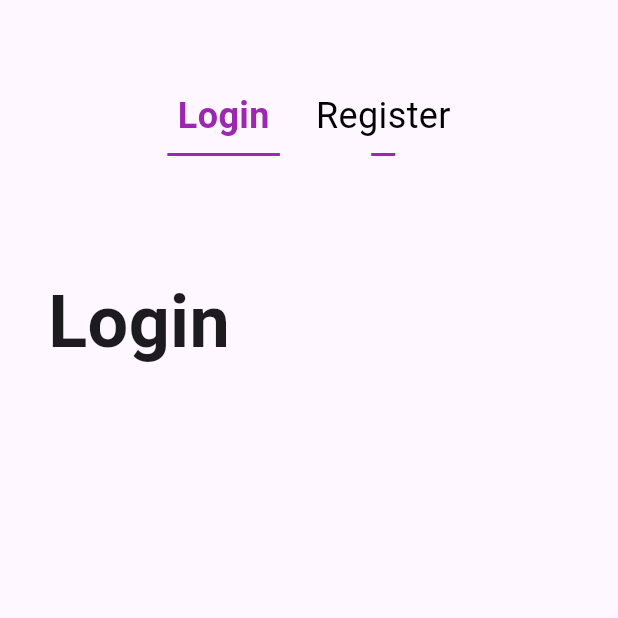
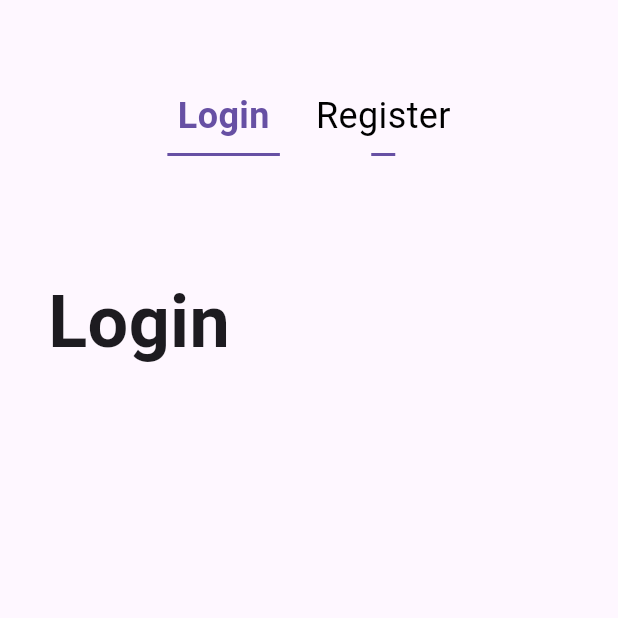
Before and after one commit to Gsdagustavo/projeto_final_flutter, a Flutter app: the screen it shows after launch, on a phone screen of 412 x 824 dp, the top half of it. Run offline on Flutter 3.47's test engine with Material 3 defaults, Android fonts, the phone set to English and light mode, and no system bars; our stand-ins replace firebase_auth, firebase_core, geolocator, google_maps_flutter, shared_preferences, sqflite; accounts and stored records are empty.

Commit message:
feat: change selected color in auth switcher page to Theme. primaryColor

```diff
--- a/lib/presentation/pages/auth_page_switcher.dart
+++ b/lib/presentation/pages/auth_page_switcher.dart
@@ -16,8 +16,6 @@ class _AuthPageSwitcherState extends State<AuthPageSwitcher> {
 
   /// Animation duration, in Milliseconds
   static const int _animationDuration = 300;
-
-  static const Color _selectedColor = Colors.purple;
 
   void _switchPage(int index) {
     setState(() {
@@ -51,7 +49,7 @@ class _AuthPageSwitcherState extends State<AuthPageSwitcher> {
           Text(
             text,
             style: TextStyle(
-              color: isSelected ? _selectedColor : Colors.black,
+              color: isSelected ? Theme.of(context).primaryColor : Colors.black,
               fontWeight: isSelected ? FontWeight.bold : FontWeight.normal,
               fontSize: 24,
             ),
@@ -62,7 +60,7 @@ class _AuthPageSwitcherState extends State<AuthPageSwitcher> {
             duration: Duration(milliseconds: _animationDuration),
             height: 2,
             width: isSelected ? 75 : 16,
-            color: _selectedColor,
+            color: Theme.of(context).primaryColor,
           ),
         ],
       ),
```
